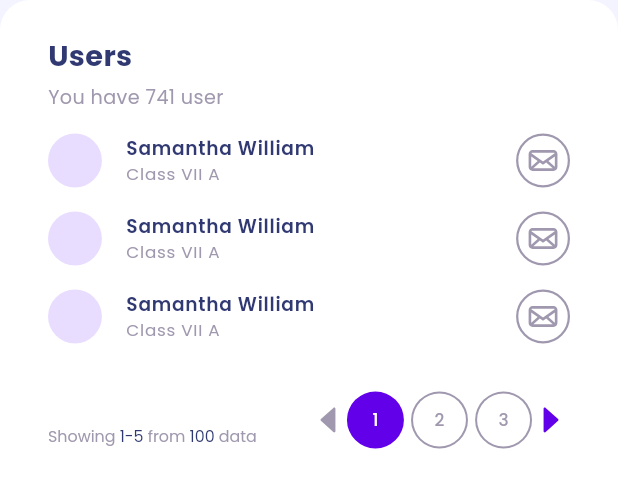
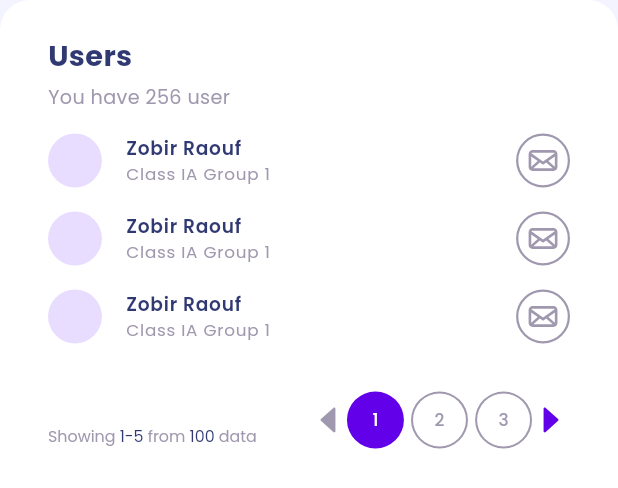
Before and after one commit to raouf-zobir/DevImpact-Hackathon, a Flutter app: the ListUserPagination widget shown alone on an empty page, opened directly, on a phone screen of 412 x 824 dp. Shown: the top 488 px of the screen. Run offline on Flutter 3.47's test engine with Material 3 defaults, Android fonts, the light colour scheme and no system bars; our stand-ins replace csv, dio, dropdown_search, file_picker, fl_chart, flutter_svg and 6 more; missing offline and left inert: desktop_drop, mailer, video_player_win; accounts and stored records are empty; network calls fail; project files that could hold a hidden picture were left out.

Commit message:
update some statless fonction

```diff
--- a/code/frontend/lib/model/item_card_user_model.dart
+++ b/code/frontend/lib/model/item_card_user_model.dart
@@ -11,12 +11,12 @@ class ItemCardUserModel {
 
 List<ItemCardUserModel> itemCardUserModel = [
   ItemCardUserModel(
-      title: "Location", icon: Assets.iconsLocation, body: "Damascuse,Arbin"),
+      title: "Location", icon: Assets.iconsLocation, body: "Rahmania,Algiers"),
   // ItemCardUserModel(title: "Location", icon: Assets.iconsLocation, body: "Damascuse,Arbin"),
   ItemCardUserModel(
-      title: "Phone", icon: Assets.iconsCall, body: "+9630968381111"),
+      title: "Phone", icon: Assets.iconsCall, body: "+213 555 555 555"),
   ItemCardUserModel(
-      title: "Email", icon: Assets.iconsEmail, body: "ayman@gmail.com"),
+      title: "Email", icon: Assets.iconsEmail, body: "admin@edu-platform.net"),
 ];
 
 retListItemCardUserModel({
--- a/code/frontend/lib/view/trailing_dashboard/widgets/item_recent_students.dart
+++ b/code/frontend/lib/view/trailing_dashboard/widgets/item_recent_students.dart
@@ -46,11 +46,11 @@ class _ItemRecentStudentsState extends State<ItemRecentStudents> {
           crossAxisAlignment: CrossAxisAlignment.start,
           children: [
             Text(
-              "Samantha William",
+              "Zobir Raouf",
               style: AppFontStyle.styleSemiBold15_5(context),
             ),
             Text(
-              "Class VII A",
+              "Class IA Group 1",
               style: AppFontStyle.styleRegular14(context).copyWith(
                 color: AppColors.darkGray,
               ),
--- a/code/frontend/lib/view/users_details/users_view.dart
+++ b/code/frontend/lib/view/users_details/users_view.dart
@@ -20,7 +20,7 @@ class Users extends StatelessWidget {
             imageDefault: Assets.imagesUserDefault,
             informations: itemCardUserModel,
             mask: Assets.imagesMasking,
-            name: "Nabila Azalea",
+            name: "Hamzaoui Nadir",
           ),
           const SizedBox(height: 40),
           const Spacer(),
--- a/code/frontend/lib/view/users_details/widgets/list_user_pagination.dart
+++ b/code/frontend/lib/view/users_details/widgets/list_user_pagination.dart
@@ -26,7 +26,7 @@ class ListUserPagination extends StatelessWidget {
           ),
           const SizedBox(height: 4),
           Text(
-            "You have 741 user",
+            "You have 256 user",
             style: AppFontStyle.styleRegular16(context)
                 .copyWith(color: AppColors.darkGray),
           ),
```
